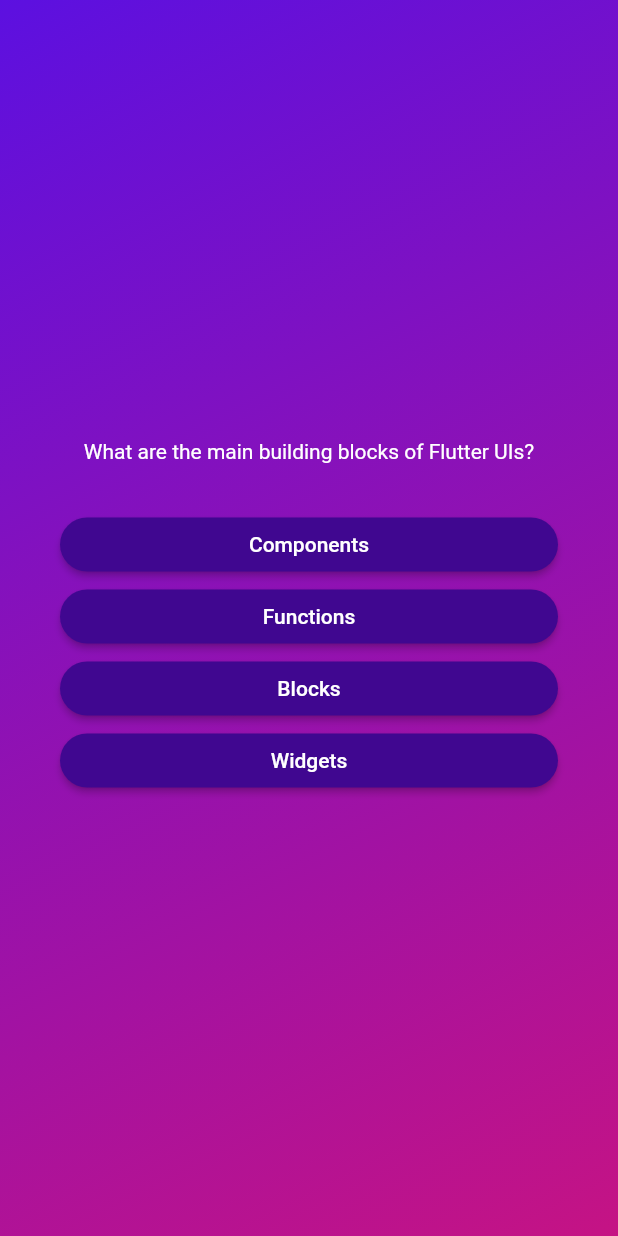
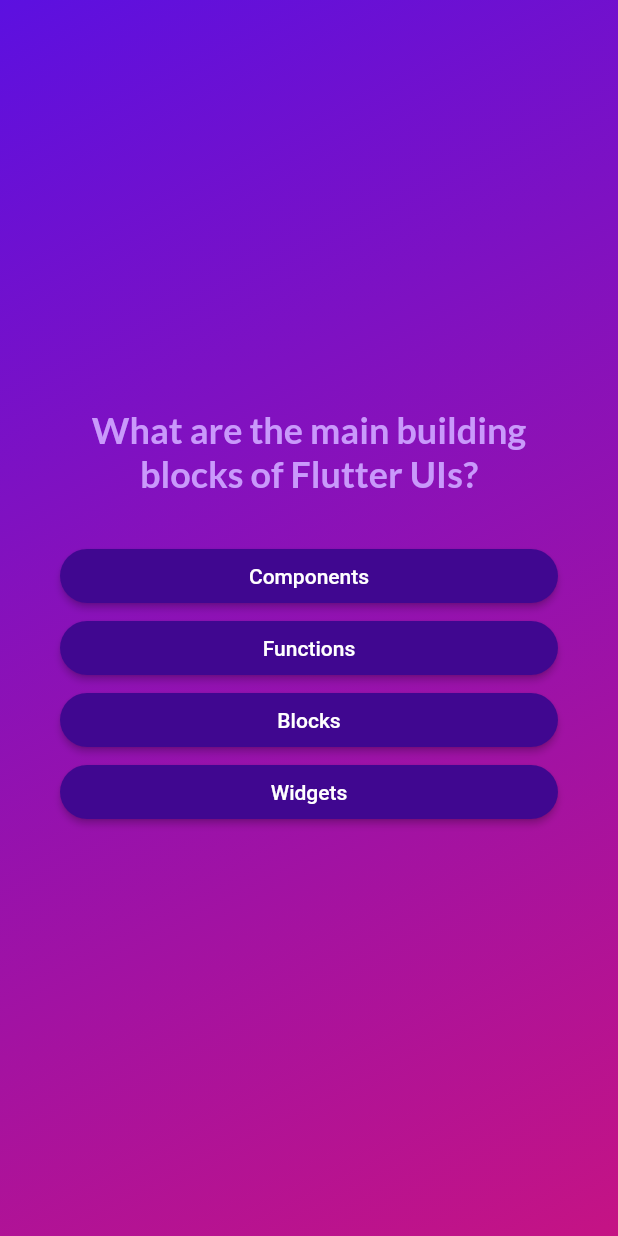
Before and after one commit to nawhgnues/Flutter, a Flutter app: the screen it shows after launch, after a tap on "Start Quiz", on a phone screen of 412 x 824 dp. Run offline on Flutter 3.47's test engine with Material 2 defaults, Android fonts, the phone set to English and light mode, and no system bars; our stand-ins replace google_fonts.

Commit message:
Using Third-Party Packages & Adding Google Fonts

```diff
--- a/quiz_app/lib/answer_button.dart
+++ b/quiz_app/lib/answer_button.dart
@@ -13,7 +13,7 @@ class AnswerButton extends StatelessWidget {
   @override
   Widget build(BuildContext context) {
     return ElevatedButton(
-      onPressed: () {},
+      onPressed: onTap,
       style: ElevatedButton.styleFrom(
         padding: const EdgeInsets.symmetric(vertical: 10, horizontal: 40),
         backgroundColor: const Color.fromARGB(255, 64, 7, 144),
@@ -22,7 +22,10 @@ class AnswerButton extends StatelessWidget {
           borderRadius: BorderRadius.circular(40),
         ),
       ),
-      child: Text(answerText),
+      child: Text(
+        answerText,
+        textAlign: TextAlign.center,
+      ),
     );
   }
 }
--- a/quiz_app/lib/question_screen.dart
+++ b/quiz_app/lib/question_screen.dart
@@ -1,4 +1,5 @@
 import 'package:flutter/material.dart';
+import 'package:google_fonts/google_fonts.dart';
 import 'package:roll_dice_app/answer_button.dart';
 import 'package:roll_dice_app/data/questions.dart';
 
@@ -34,8 +35,10 @@ class _QuestionsScreenState extends State<QuestionsScreen> {
           children: [
             Text(
               currentQuestion.text,
-              style: const TextStyle(
-                color: Colors.white,
+              style: GoogleFonts.lato(
+                color: const Color.fromARGB(255, 201, 153, 251),
+                fontSize: 24,
+                fontWeight: FontWeight.bold,
               ),
               textAlign: TextAlign.center,
             ),
--- a/quiz_app/lib/start_screen.dart
+++ b/quiz_app/lib/start_screen.dart
@@ -1,4 +1,5 @@
 import 'package:flutter/material.dart';
+import 'package:google_fonts/google_fonts.dart';
 
 class StartScreen extends StatelessWidget {
   const StartScreen(this.startQuiz, {super.key});
@@ -26,10 +27,10 @@ class StartScreen extends StatelessWidget {
           const SizedBox(
             height: 80,
           ),
-          const Text(
+          Text(
             'Learn Flutter the fun way!',
-            style: TextStyle(
-              color: Color.fromARGB(255, 227, 227, 227),
+            style: GoogleFonts.lato(
+              color: const Color.fromARGB(255, 237, 223, 252),
               fontSize: 24,
             ),
           ),
--- a/quiz_app/pubspec.yaml
+++ b/quiz_app/pubspec.yaml
@@ -34,6 +34,7 @@ dependencies:
   # The following adds the Cupertino Icons font to your application.
   # Use with the CupertinoIcons class for iOS style icons.
   cupertino_icons: ^1.0.2
+  google_fonts: ^6.1.0
 
 dev_dependencies:
   flutter_test:
```
Also changed, not shown: quiz_app/pubspec.lock, 9 other files.
